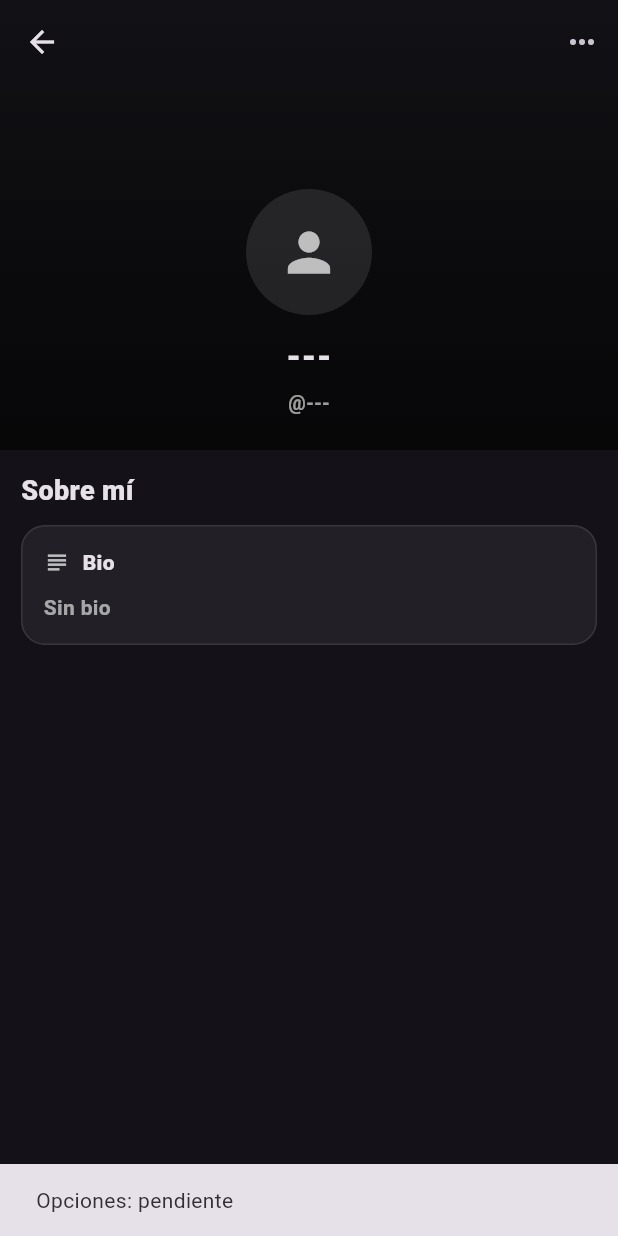
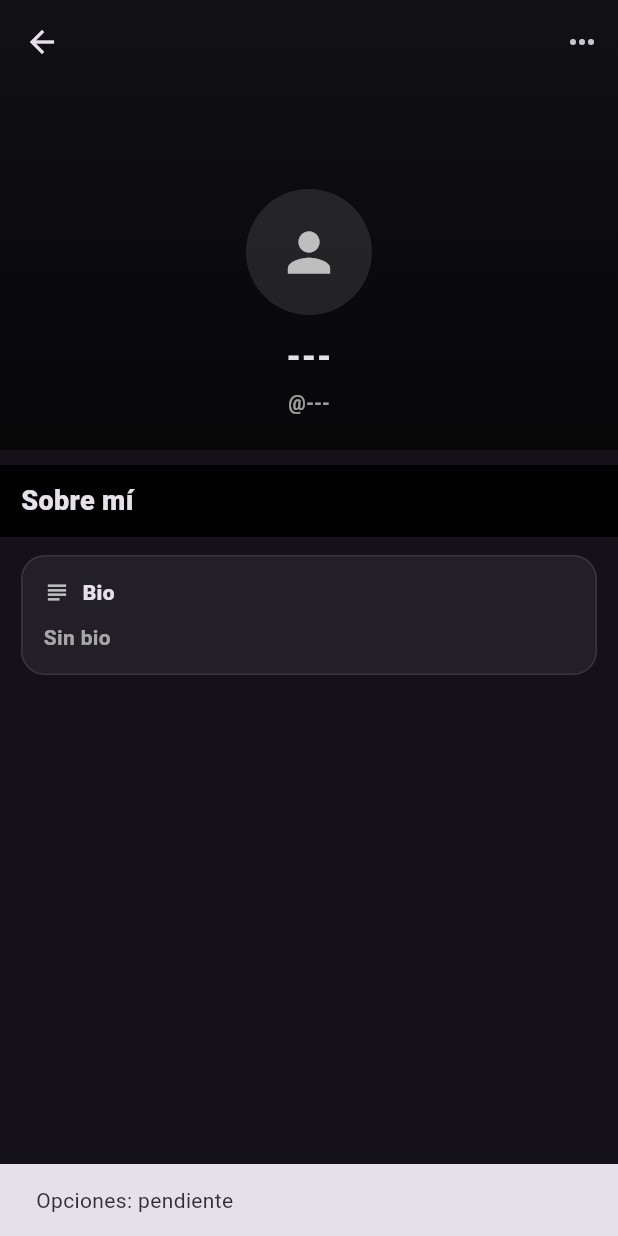
Before and after one commit to juangj-opg/zyraverse, a Flutter app: the ProfileScreen screen opened directly with empty values, after a tap on the "keyboard control" icon, on a phone screen of 412 x 824 dp. Run offline on Flutter 3.47's test engine with Material 3 defaults, Android fonts, the light colour scheme and no system bars; our stand-ins replace cloud_firestore, firebase_auth, firebase_core, google_sign_in; accounts and stored records are empty.

Commit message:
Mejoras visuales

```diff
--- a/lib/features/profile/profile_screen.dart
+++ b/lib/features/profile/profile_screen.dart
@@ -5,14 +5,6 @@ import 'package:flutter/material.dart';
 import 'widgets/profile_about_section.dart';
 import 'widgets/profile_collapsing_header.dart';
 
-/// Pantalla estilo ProjectZ para ver un perfil.
-/// - Misma vista para "mi perfil" y "perfil de otra persona".
-/// - Por privacidad: NO se usa la foto de Google. Siempre placeholder.
-///
-/// Importante (comportamiento ProjectZ):
-/// - La barra superior (flecha + "...") siempre está.
-/// - El título reducido (mini avatar + nombre) SOLO aparece cuando "Sobre mí"
-///   llega arriba del todo.
 class ProfileScreen extends StatefulWidget {
   const ProfileScreen({
     super.key,
@@ -27,7 +19,10 @@ class ProfileScreen extends StatefulWidget {
 
 class _ProfileScreenState extends State<ProfileScreen> {
   final ScrollController _scrollController = ScrollController();
-  final GlobalKey _aboutKey = GlobalKey();
+
+  // ✅ La key debe estar en el HEADER "Sobre mí" (el pinned),
+  // no dentro del contenido, porque es lo que queremos “detectar” cuando llega arriba.
+  final GlobalKey _aboutHeaderKey = GlobalKey();
 
   bool _showCollapsedTitle = false;
 
@@ -36,7 +31,6 @@ class _ProfileScreenState extends State<ProfileScreen> {
     super.initState();
     _scrollController.addListener(_onScroll);
 
-    // Primera medición tras el primer layout.
     WidgetsBinding.instance.addPostFrameCallback((_) => _updateCollapsedTitle());
   }
 
@@ -47,22 +41,24 @@ class _ProfileScreenState extends State<ProfileScreen> {
     super.dispose();
   }
 
-  void _onScroll() {
-    _updateCollapsedTitle();
-  }
+  void _onScroll() => _updateCollapsedTitle();
 
   void _updateCollapsedTitle() {
-    final ctx = _aboutKey.currentContext;
+    if (!mounted) return;
+
+    final ctx = _aboutHeaderKey.currentContext;
     if (ctx == null) return;
 
-    final box = ctx.findRenderObject();
-    if (box is! RenderBox) return;
+    final obj = ctx.findRenderObject();
+    if (obj is! RenderBox) return;
 
-    // Posición del inicio del bloque "Sobre mí".
-    final dy = box.localToGlobal(Offset.zero).dy;
+    // Posición global del header "Sobre mí"
+    final dy = obj.localToGlobal(Offset.zero).dy;
 
-    // Como el body está dentro de SafeArea, el SliverAppBar pinned se queda en kToolbarHeight.
-    final threshold = kToolbarHeight + 2;
+    // ✅ Umbral correcto en iOS (notch): SafeArea desplaza el contenido,
+    // así que hay que sumar el padding superior real.
+    final topPadding = MediaQuery.of(context).padding.top;
+    final threshold = topPadding + kToolbarHeight + 2;
 
     final shouldShow = dy <= threshold;
     if (shouldShow != _showCollapsedTitle) {
@@ -97,7 +93,7 @@ class _ProfileScreenState extends State<ProfileScreen> {
                 ? '@$username'
                 : '@---';
 
-            // Recalcular tras rebuilds de stream (por si cambia altura/posiciones).
+            // Recalcular tras rebuilds del stream.
             WidgetsBinding.instance
                 .addPostFrameCallback((_) => _updateCollapsedTitle());
 
@@ -110,20 +106,26 @@ class _ProfileScreenState extends State<ProfileScreen> {
                   isMe: isMe,
                   showCollapsedTitle: _showCollapsedTitle,
                 ),
+
+                const SliverToBoxAdapter(child: SizedBox(height: 10)),
+
+                // ✅ "Sobre mí" ANCLADO (pinned) estilo ProjectZ
+                SliverPersistentHeader(
+                  pinned: true,
+                  delegate: _PinnedSectionHeaderDelegate(
+                    child: KeyedSubtree(
+                      key: _aboutHeaderKey,
+                      child: const _PinnedSectionHeader(title: 'Sobre mí'),
+                    ),
+                  ),
+                ),
+
+                // Contenido de "Sobre mí" (Bio card)
                 SliverToBoxAdapter(
                   child: Padding(
-                    padding: const EdgeInsets.fromLTRB(14, 14, 14, 24),
-                    child: Column(
-                      crossAxisAlignment: CrossAxisAlignment.start,
-                      children: [
-                        // Key del bloque "Sobre mí" para saber cuándo toca arriba.
-                        KeyedSubtree(
-                          key: _aboutKey,
-                          child: ProfileAboutSection(
-                            bio: (bio != null && bio.isNotEmpty) ? bio : null,
-                          ),
-                        ),
-                      ],
+                    padding: const EdgeInsets.fromLTRB(14, 12, 14, 24),
+                    child: ProfileAboutSection(
+                      bio: (bio != null && bio.isNotEmpty) ? bio : null,
                     ),
                   ),
                 ),
@@ -135,3 +137,57 @@ class _ProfileScreenState extends State<ProfileScreen> {
     );
   }
 }
+
+class _PinnedSectionHeader extends StatelessWidget {
+  const _PinnedSectionHeader({
+    required this.title,
+  });
+
+  final String title;
+
+  @override
+  Widget build(BuildContext context) {
+    // Fondo opaco para que el contenido pase por detrás y se lea perfecto.
+    return Container(
+      height: 48,
+      alignment: Alignment.centerLeft,
+      padding: const EdgeInsets.symmetric(horizontal: 14),
+      color: Colors.black.withOpacity(0.90),
+      child: Text(
+        title,
+        style: const TextStyle(
+          fontSize: 18,
+          fontWeight: FontWeight.w800,
+        ),
+      ),
+    );
+  }
+}
+
+class _PinnedSectionHeaderDelegate extends SliverPersistentHeaderDelegate {
+  _PinnedSectionHeaderDelegate({
+    required this.child,
+  });
+
+  final Widget child;
+
+  @override
+  double get minExtent => 48;
+
+  @override
+  double get maxExtent => 48;
+
+  @override
+  Widget build(
+    BuildContext context,
+    double shrinkOffset,
+    bool overlapsContent,
+  ) {
+    return child;
+  }
+
+  @override
+  bool shouldRebuild(covariant _PinnedSectionHeaderDelegate oldDelegate) {
+    return oldDelegate.child != child;
+  }
+}
--- a/lib/features/profile/widgets/profile_about_section.dart
+++ b/lib/features/profile/widgets/profile_about_section.dart
@@ -19,18 +19,9 @@ class _ProfileAboutSectionState extends State<ProfileAboutSection> {
   Widget build(BuildContext context) {
     final bio = widget.bio;
 
-    return Column(
-      crossAxisAlignment: CrossAxisAlignment.start,
-      children: [
-        const Text(
-          'Sobre mí',
-          style: TextStyle(
-            fontSize: 18,
-            fontWeight: FontWeight.w800,
-          ),
-        ),
-        const SizedBox(height: 10),
-        Container(
+    // OJO: El título "Sobre mí" ahora va anclado (pinned) en el ProfileScreen
+    // para replicar el comportamiento de ProjectZ.
+    return Container(
       width: double.infinity,
       padding: const EdgeInsets.all(14),
       decoration: BoxDecoration(
@@ -71,8 +62,6 @@ class _ProfileAboutSectionState extends State<ProfileAboutSection> {
             ),
         ],
       ),
-        ),
-      ],
     );
   }
 }
@@ -89,7 +78,7 @@ class _BioText extends StatelessWidget {
   final VoidCallback onToggle;
 
   bool _shouldShowToggle(String text) {
-    // Heurística simple para decidir si merece toggle (similar a lo que ya tenías):
+    // Heurística simple:
     final lineBreaks = '\n'.allMatches(text).length;
     return lineBreaks >= 5 || text.length > 220;
   }
```
Lines whose indentation alone changed are shown as unchanged.
